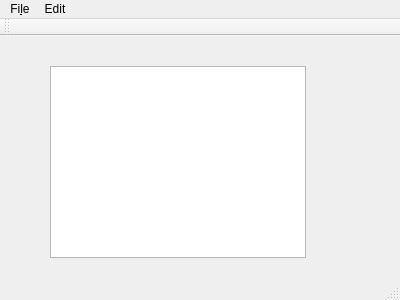
This is mainwindow.ui in sogimu/spline_editor_2d as Qt 5 draws it before an edit. The edited form follows.
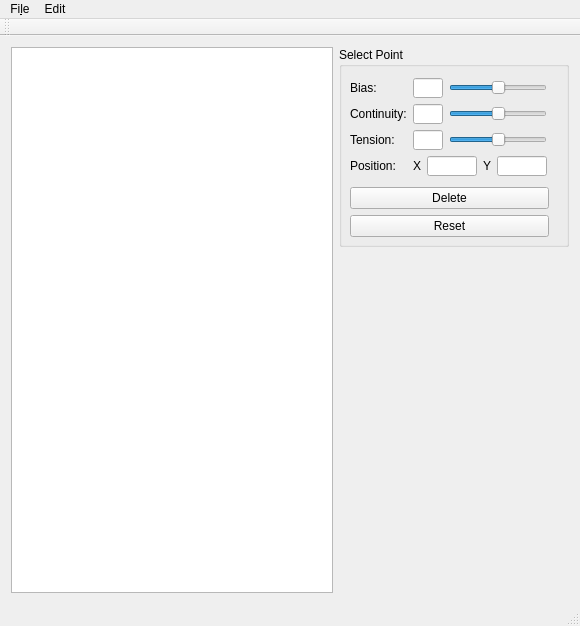
This is the edited form. Custom widgets are drawn as their Qt base class.

The edit to the form file:
```diff
--- a/mainwindow.ui
+++ b/mainwindow.ui
@@ -6,31 +6,282 @@
    <rect>
     <x>0</x>
     <y>0</y>
-    <width>400</width>
-    <height>300</height>
+    <width>580</width>
+    <height>626</height>
    </rect>
   </property>
   <property name="windowTitle">
    <string>MainWindow</string>
   </property>
   <widget class="QWidget" name="centralWidget">
-   <widget class="SplineEditorWidget" name="graphicsView">
-    <property name="geometry">
-     <rect>
-      <x>50</x>
-      <y>30</y>
-      <width>256</width>
-      <height>192</height>
-     </rect>
-    </property>
-   </widget>
+   <layout class="QGridLayout" name="gridLayout">
+    <item row="0" column="0">
+     <layout class="QHBoxLayout" name="horizontalLayout">
+      <item>
+       <widget class="SplineEditorWidget" name="splineEditor"/>
+      </item>
+      <item>
+       <layout class="QVBoxLayout" name="rightPanelVerticalLayout">
+        <item>
+         <widget class="QGroupBox" name="selectPointGroupBox">
+          <property name="minimumSize">
+           <size>
+            <width>230</width>
+            <height>200</height>
+           </size>
+          </property>
+          <property name="maximumSize">
+           <size>
+            <width>250</width>
+            <height>400</height>
+           </size>
+          </property>
+          <property name="title">
+           <string>Select Point</string>
+          </property>
+          <widget class="QWidget" name="verticalLayoutWidget_2">
+           <property name="geometry">
+            <rect>
+             <x>0</x>
+             <y>20</y>
+             <width>221</width>
+             <height>181</height>
+            </rect>
+           </property>
+           <layout class="QVBoxLayout" name="verticalLayout_3">
+            <item>
+             <layout class="QFormLayout" name="formLayout">
+              <property name="fieldGrowthPolicy">
+               <enum>QFormLayout::ExpandingFieldsGrow</enum>
+              </property>
+              <property name="rowWrapPolicy">
+               <enum>QFormLayout::DontWrapRows</enum>
+              </property>
+              <property name="horizontalSpacing">
+               <number>6</number>
+              </property>
+              <property name="leftMargin">
+               <number>0</number>
+              </property>
+              <property name="rightMargin">
+               <number>2</number>
+              </property>
+              <item row="2" column="0">
+               <widget class="QLabel" name="label_bias">
+                <property name="text">
+                 <string>Bias:</string>
+                </property>
+               </widget>
+              </item>
+              <item row="2" column="1">
+               <layout class="QHBoxLayout" name="horizontalLayout_bias">
+                <item>
+                 <widget class="QLineEdit" name="biasLineEdit">
+                  <property name="maximumSize">
+                   <size>
+                    <width>30</width>
+                    <height>20</height>
+                   </size>
+                  </property>
+                  <property name="maxLength">
+                   <number>3</number>
+                  </property>
+                 </widget>
+                </item>
+                <item>
+                 <widget class="QSlider" name="biasHorizontalSlider">
+                  <property name="focusPolicy">
+                   <enum>Qt::StrongFocus</enum>
+                  </property>
+                  <property name="minimum">
+                   <number>-2</number>
+                  </property>
+                  <property name="maximum">
+                   <number>2</number>
+                  </property>
+                  <property name="pageStep">
+                   <number>1</number>
+                  </property>
+                  <property name="value">
+                   <number>0</number>
+                  </property>
+                  <property name="sliderPosition">
+                   <number>0</number>
+                  </property>
+                  <property name="tracking">
+                   <bool>true</bool>
+                  </property>
+                  <property name="orientation">
+                   <enum>Qt::Horizontal</enum>
+                  </property>
+                  <property name="tickInterval">
+                   <number>0</number>
+                  </property>
+                 </widget>
+                </item>
+               </layout>
+              </item>
+              <item row="3" column="0">
+               <widget class="QLabel" name="label_continuity">
+                <property name="text">
+                 <string>Continuity:</string>
+                </property>
+               </widget>
+              </item>
+              <item row="3" column="1">
+               <layout class="QHBoxLayout" name="horizontalLayout_continuity">
+                <item>
+                 <widget class="QLineEdit" name="continuityLineEdit">
+                  <property name="maximumSize">
+                   <size>
+                    <width>30</width>
+                    <height>20</height>
+                   </size>
+                  </property>
+                 </widget>
+                </item>
+                <item>
+                 <widget class="QSlider" name="continuityHorizontalSlider">
+                  <property name="minimum">
+                   <number>-2</number>
+                  </property>
+                  <property name="maximum">
+                   <number>2</number>
+                  </property>
+                  <property name="orientation">
+                   <enum>Qt::Horizontal</enum>
+                  </property>
+                 </widget>
+                </item>
+               </layout>
+              </item>
+              <item row="4" column="0">
+               <widget class="QLabel" name="label_tension">
+                <property name="text">
+                 <string>Tension:</string>
+                </property>
+               </widget>
+              </item>
+              <item row="4" column="1">
+               <layout class="QHBoxLayout" name="horizontalLayout_tension">
+                <item>
+                 <widget class="QLineEdit" name="tensionLineEdit">
+                  <property name="maximumSize">
+                   <size>
+                    <width>30</width>
+                    <height>20</height>
+                   </size>
+                  </property>
+                 </widget>
+                </item>
+                <item>
+                 <widget class="QSlider" name="tensionHorizontalSlider">
+                  <property name="minimum">
+                   <number>-2</number>
+                  </property>
+                  <property name="maximum">
+                   <number>2</number>
+                  </property>
+                  <property name="orientation">
+                   <enum>Qt::Horizontal</enum>
+                  </property>
+                 </widget>
+                </item>
+               </layout>
+              </item>
+              <item row="5" column="0">
+               <widget class="QLabel" name="label_position">
+                <property name="text">
+                 <string>Position:</string>
+                </property>
+               </widget>
+              </item>
+              <item row="5" column="1">
+               <layout class="QHBoxLayout" name="horizontalLayout_position">
+                <item>
+                 <widget class="QLabel" name="positionXLabel">
+                  <property name="text">
+                   <string>X</string>
+                  </property>
+                 </widget>
+                </item>
+                <item>
+                 <widget class="QLineEdit" name="positionXLineEdit">
+                  <property name="maximumSize">
+                   <size>
+                    <width>50</width>
+                    <height>20</height>
+                   </size>
+                  </property>
+                 </widget>
+                </item>
+                <item>
+                 <widget class="QLabel" name="positionYLabel">
+                  <property name="text">
+                   <string>Y</string>
+                  </property>
+                 </widget>
+                </item>
+                <item>
+                 <widget class="QLineEdit" name="positionYLineEdit">
+                  <property name="maximumSize">
+                   <size>
+                    <width>50</width>
+                    <height>20</height>
+                   </size>
+                  </property>
+                 </widget>
+                </item>
+               </layout>
+              </item>
+             </layout>
+            </item>
+            <item>
+             <widget class="QPushButton" name="DeletePushButton">
+              <property name="text">
+               <string>Delete</string>
+              </property>
+             </widget>
+            </item>
+            <item>
+             <widget class="QPushButton" name="ResetPushButton">
+              <property name="text">
+               <string>Reset</string>
+              </property>
+             </widget>
+            </item>
+           </layout>
+          </widget>
+          <zorder>verticalLayoutWidget_2</zorder>
+          <zorder>splineEditor</zorder>
+          <zorder>verticalSpacer</zorder>
+         </widget>
+        </item>
+        <item>
+         <spacer name="rightPanelVerticalSpacer">
+          <property name="orientation">
+           <enum>Qt::Vertical</enum>
+          </property>
+          <property name="sizeHint" stdset="0">
+           <size>
+            <width>20</width>
+            <height>40</height>
+           </size>
+          </property>
+         </spacer>
+        </item>
+       </layout>
+      </item>
+     </layout>
+    </item>
+   </layout>
   </widget>
   <widget class="QMenuBar" name="menuBar">
    <property name="geometry">
     <rect>
      <x>0</x>
      <y>0</y>
-     <width>400</width>
+     <width>580</width>
      <height>23</height>
     </rect>
    </property>
```
